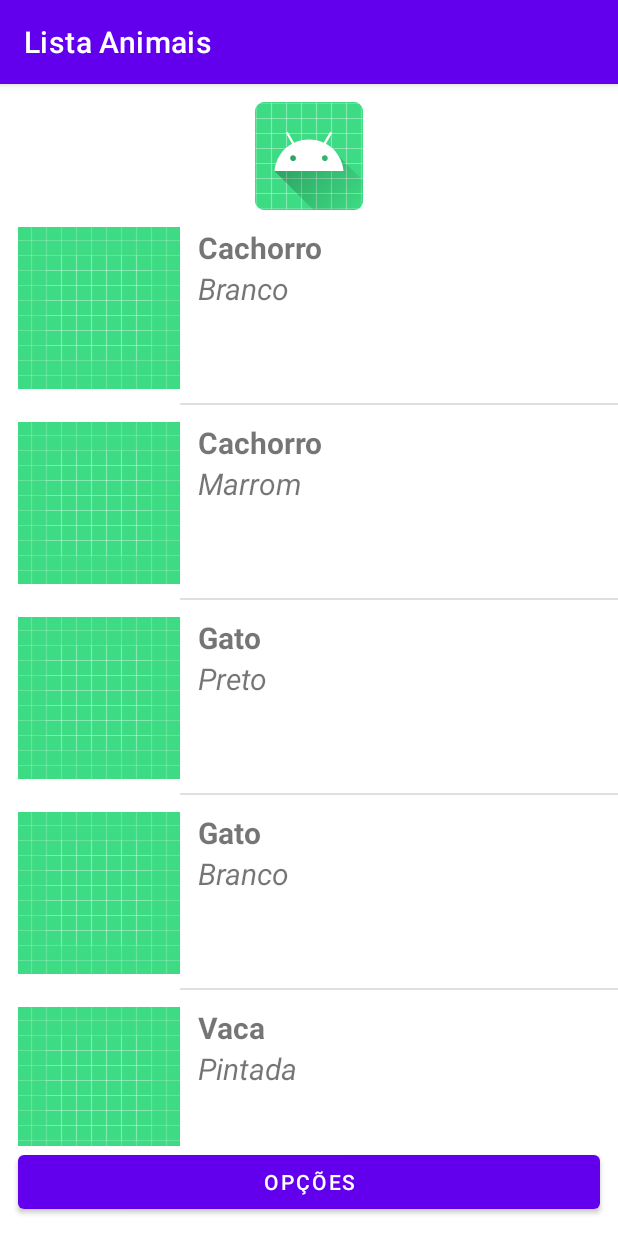
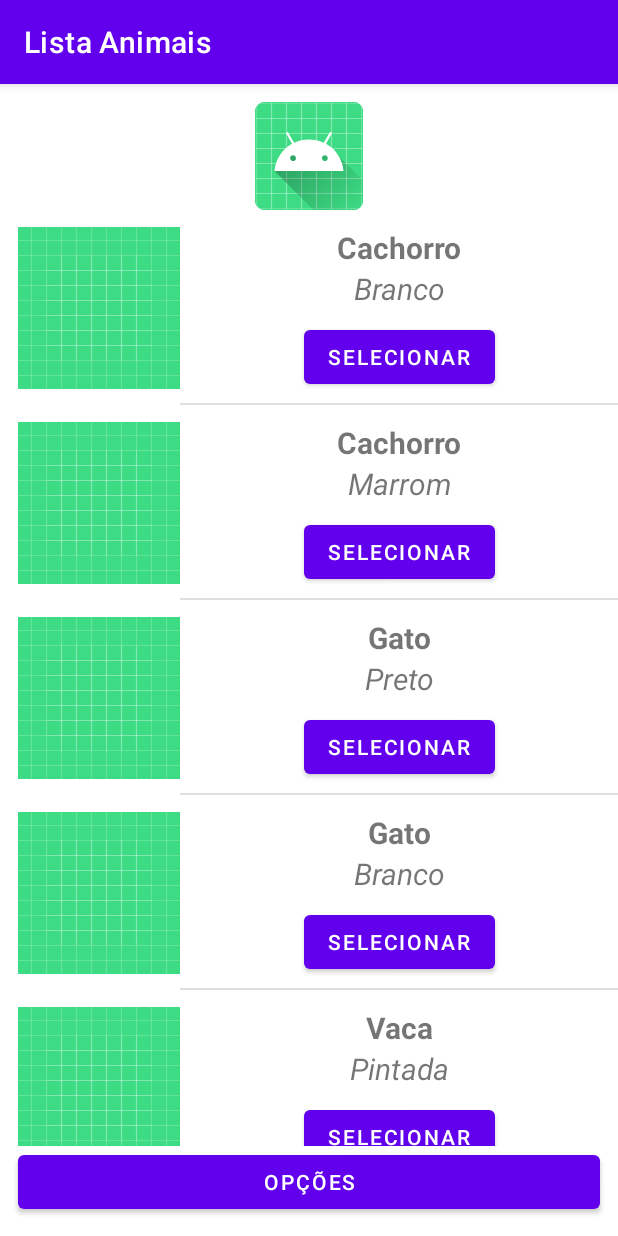
Before and after one commit to gabitheiss/projetoListaAnimais, an Android app: the screen it shows after launch (MainActivity), on a phone screen of 412 x 824 dp. Run offline under Robolectric (Android 15) with nearby library versions, the phone set to English and light mode, and no system bars.

Commit message:
Botão adicionado para todos - itens_animais.xml

```diff
--- a/app/src/main/res/layout/itens_animais.xml
+++ b/app/src/main/res/layout/itens_animais.xml
@@ -16,6 +16,7 @@
         app:layout_constraintTop_toTopOf="parent" />
 
     <TextView
+        android:gravity="center"
         android:id="@+id/TextViewMarca"
         android:layout_width="0dp"
         android:layout_height="wrap_content"
@@ -28,7 +29,18 @@
         app:layout_constraintStart_toEndOf="@+id/carAvatar"
         app:layout_constraintTop_toTopOf="@+id/carAvatar" />
 
+    <Button
+        android:id="@+id/ButtonAnimal"
+        android:layout_width="wrap_content"
+        android:layout_height="wrap_content"
+        android:text="Selecionar"
+        app:layout_constraintBottom_toBottomOf="parent"
+        app:layout_constraintEnd_toEndOf="@+id/TextViewModelo"
+        app:layout_constraintStart_toStartOf="@+id/TextViewModelo"
+        app:layout_constraintTop_toBottomOf="@+id/TextViewModelo" />
+
     <TextView
+        android:gravity="center"
         android:id="@+id/TextViewModelo"
         android:layout_width="0dp"
         android:layout_height="wrap_content"
```
